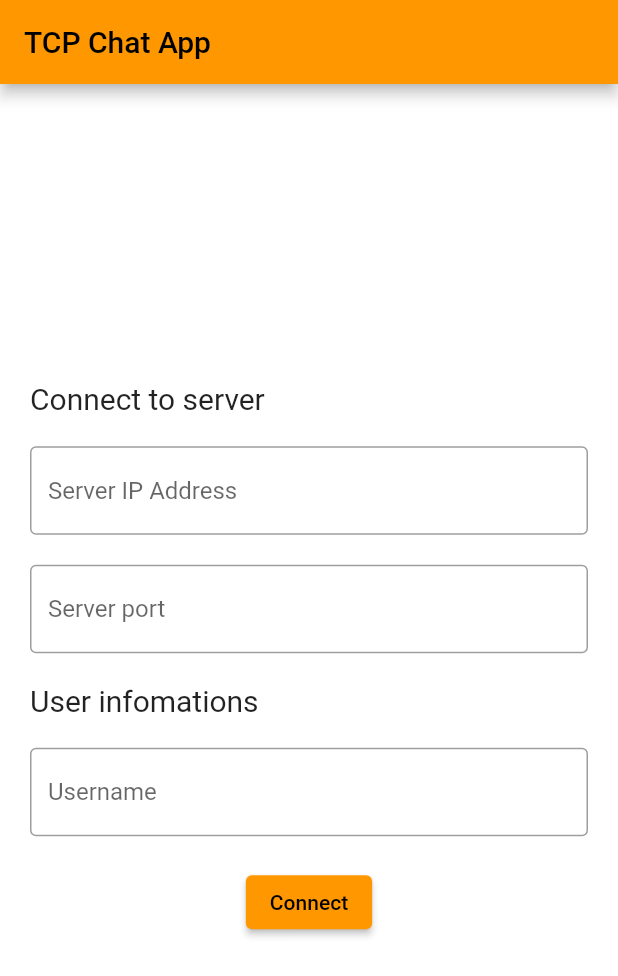
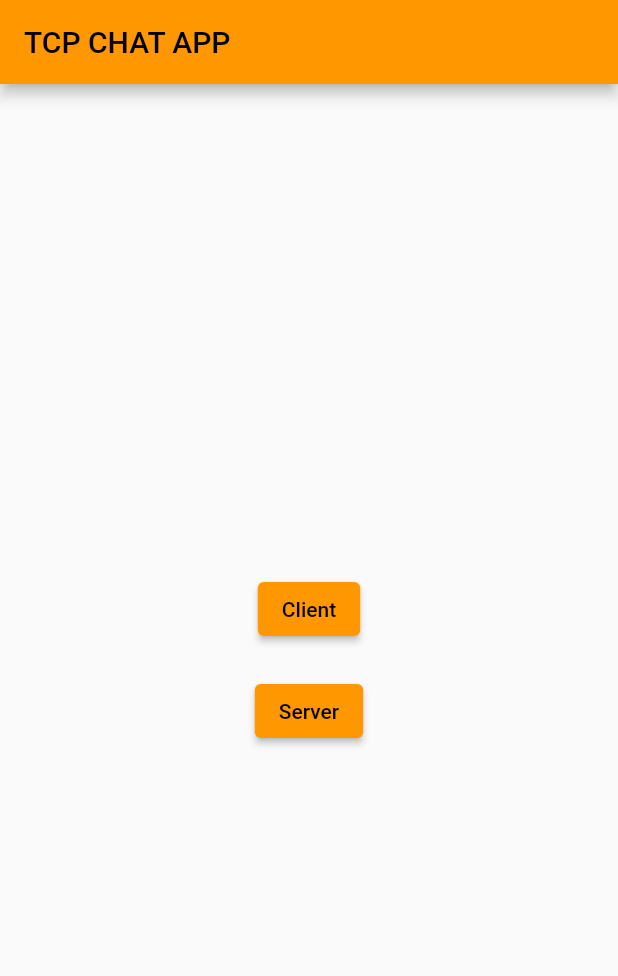
Before and after one commit to NguyenMinhHoDac/ki-thuat-truyen-so-lieu, a Flutter app: the screen it shows after launch, on a phone screen of 412 x 824 dp. Shown: the top 976 px of the screen. Run offline on Flutter 3.47's test engine with Material 2 defaults, Android fonts, the phone set to English and light mode, and no system bars; our stand-ins replace file_picker, get.

Commit message:
feat: mobile server

```diff
--- a/lib/feature/TCPChatApplication.dart
+++ b/lib/feature/TCPChatApplication.dart
@@ -1,7 +1,7 @@
 import 'package:flutter/material.dart';
 import 'package:get/get.dart';
 import 'package:tcp_chat/data/repository/ChatRepository.dart';
-import 'package:tcp_chat/feature/connect_to_server/ConnectServerView.dart';
+import 'package:tcp_chat/feature/select_type/SelectModeView.dart';
 
 class TCPChatApplication extends StatefulWidget {
   const TCPChatApplication({Key? key}) : super(key: key);
@@ -20,7 +20,7 @@ class _TCPChatApplicationState extends State<TCPChatApplication> {
       theme: ThemeData(
         primarySwatch: Colors.orange,
       ),
-      home: const ConnectServerView(),
+      home: const SelectModeView(),
     );
   }
 }
--- a/lib/feature/connect_to_server/ConnectServerView.dart
+++ b/lib/feature/client/connect_to_server/ConnectServerView.dart
@@ -3,7 +3,7 @@ import 'dart:math';
 
 import 'package:flutter/material.dart';
 import 'package:get/get.dart';
-import '../../data/model/User.dart';
+import 'package:tcp_chat/data/model/User.dart';
 import '../chat_screen/ChatScreenView.dart';
 import 'ConnectServerViewModel.dart';
 
@@ -15,15 +15,14 @@ class ConnectServerView extends StatefulWidget {
 }
 
 class _ConnectServerViewState extends State<ConnectServerView> {
-  final viewModel = Get.put(ConnectServerViewModel());
+  final viewModel = Get.put(ConnectServerViewModel(), permanent: true);
 
   @override
   Widget build(BuildContext context) {
     return Scaffold(
       backgroundColor: Colors.white,
       appBar: AppBar(
-        automaticallyImplyLeading: false,
-        title: const Text('TCP Chat App'),
+        title: const Text('CLIENT'),
       ),
       body: GestureDetector(
         onTap: () {
--- a/lib/feature/connect_to_server/ConnectServerViewModel.dart
+++ b/lib/feature/client/connect_to_server/ConnectServerViewModel.dart
@@ -4,8 +4,8 @@ import 'dart:io';
 import 'package:flutter/material.dart';
 import 'package:get/get.dart';
 import 'package:get/get_state_manager/get_state_manager.dart';
+import 'package:tcp_chat/data/model/User.dart';
 
-import '../../data/model/User.dart';
 
 class ConnectServerViewModel extends GetxController {
   TextEditingController ipController = TextEditingController();
--- /dev/null
+++ b/lib/feature/select_type/SelectModeView.dart
@@ -0,0 +1,47 @@
+import 'package:flutter/material.dart';
+import 'package:get/get.dart';
+import 'package:tcp_chat/feature/client/connect_to_server/ConnectServerView.dart';
+import 'package:tcp_chat/feature/server/ServerView.dart';
+
+class SelectModeView extends StatefulWidget {
+  const SelectModeView({Key? key}) : super(key: key);
+
+  @override
+  State<SelectModeView> createState() => _SelectModeViewState();
+}
+
+class _SelectModeViewState extends State<SelectModeView> {
+  @override
+  Widget build(BuildContext context) {
+    return Scaffold(
+      appBar: AppBar(
+        title: const Text("TCP CHAT APP"),
+        automaticallyImplyLeading: false,
+      ),
+      body: Center(
+        child: Column(
+          mainAxisAlignment: MainAxisAlignment.center,
+          children: [
+            ElevatedButton(
+              onPressed: () {
+                //go to client view
+                Get.to(() => const ConnectServerView());
+              },
+              child: const Text("Client"),
+            ),
+            const SizedBox(
+              height: 20,
+            ),
+            ElevatedButton(
+              onPressed: () {
+                //go to server view
+                Get.to(() => const ServerView());
+              },
+              child: const Text("Server"),
+            ),
+          ],
+        ),
+      ),
+    );
+  }
+}
```
Also changed, not shown: lib/feature/client/chat_screen/ChatScreenView.dart (renamed from lib/feature/chat_screen/ChatScreenView.dart, +4 -3 lines), lib/feature/client/chat_screen/ChatScreenViewModel.dart (renamed from lib/feature/chat_screen/ChatScreenViewModel.dart, +5 -15 lines), lib/feature/server/ServerView.dart (added, +117 -0 lines), lib/feature/server/ServerViewModel.dart (added, +113 -0 lines), 1 other file.
